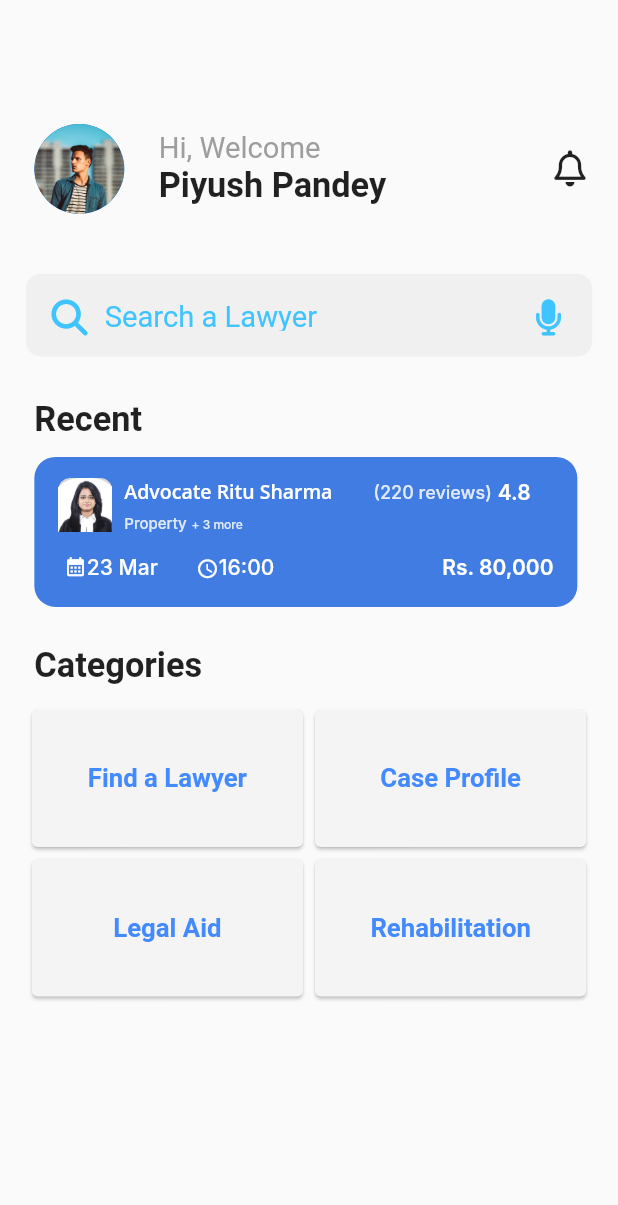
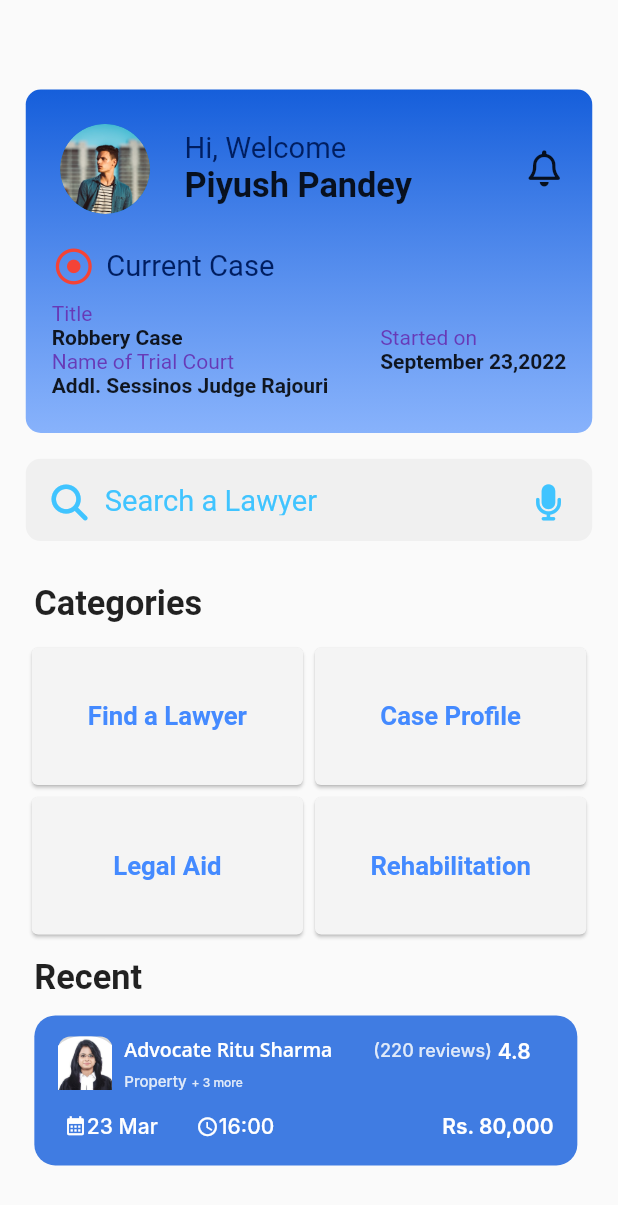
Before and after one commit to ShahnawazDev/nyay, a Flutter app: the HomePage screen opened directly, on a phone screen of 412 x 824 dp. Shown: the top 1205 px of the screen. Run offline on Flutter 3.47's test engine with Material 2 defaults, Android fonts, the phone set to English and light mode, and no system bars; our stand-ins replace flutter_native_splash, flutter_screenutil, font_awesome_flutter, google_nav_bar, introduction_screen; Roboto replaces fonts that are missing (Inter, Open Sans).

Commit message:
updated home page

```diff
--- a/lib/pages/home_page.dart
+++ b/lib/pages/home_page.dart
@@ -23,6 +23,25 @@ class _HomePageState extends State<HomePage> {
           SizedBox(
             height: 50.h,
           ),
+          Container(
+            margin: EdgeInsets.symmetric(horizontal: 15.w),
+            height: 200.w,
+            decoration: BoxDecoration(
+              // color: Colors.blueAccent,
+              gradient: const LinearGradient(
+                colors: [
+                  Color.fromRGBO(2, 81, 216, 0.92),
+                  Color.fromRGBO(97, 154, 252, 0.75)
+                ], // Adjust colors as needed
+                begin: Alignment.topCenter,
+                end: Alignment.bottomCenter,
+              ),
+              borderRadius: BorderRadius.circular(10),
+            ),
+            child: Column(
+              // mainAxisAlignment: MainAxisAlignment.start,
+              crossAxisAlignment: CrossAxisAlignment.start,
+              children: [
                 Row(
                   children: [
                     Padding(
@@ -41,8 +60,7 @@ class _HomePageState extends State<HomePage> {
                         children: [
                           Text(
                             "Hi, Welcome",
-                      style: TextStyle(color: Colors.grey, fontSize: 17.w),
-                    ),
+                        style: TextStyle(color: const Color.fromRGBO(0, 30, 97, 1),fontSize: 17.w),),
                           Text(
                             "Piyush Pandey",
                             style: TextStyle(
@@ -59,26 +77,68 @@ class _HomePageState extends State<HomePage> {
                     ),
                   ],
                 ),
-          const MySearchBar(),
                 Padding(
-            padding: EdgeInsets.symmetric(horizontal: 20.0.w, vertical: 10.0.w),
-            child: Text(
-              "Recent",
+                  padding: const EdgeInsets.only(left: 20),
+                  child: Row(
+                    children: [
+                      const FaIcon(
+                        FontAwesomeIcons.circleDot,
+                        color: Colors.red,
+                      ),
+                      Text(
+                        "  Current Case",
                         style: TextStyle(
-                fontSize: 20.w,
-                fontWeight: FontWeight.bold,
+                          color: const Color.fromRGBO(0, 30, 97, 1),
+                          fontSize: 17.w,
+                          // fontWeight: FontWeight.bold,
                         ),
                       ),
+                    ],
                   ),
-          const RecentLawyerCard(),
-          // Container(
-          //   margin: EdgeInsets.symmetric(horizontal: 15.0.w),
-          //   height: 90.h,
-          //   decoration: BoxDecoration(
-          //     color: Colors.blue,
-          //     borderRadius: BorderRadius.circular(15),
-          //   ),
-          // ),
+                ),
+                SizedBox(
+                  height: 10.w,
+                ),
+                const Row(
+                  mainAxisAlignment: MainAxisAlignment.spaceAround,
+                  children: [
+                    Column(
+                      crossAxisAlignment: CrossAxisAlignment.start,
+                      children: [
+                        Text("Title",
+                          style: TextStyle(color: Colors.deepPurple),),
+                        Text(
+                          "Robbery Case",
+                          style: TextStyle(fontWeight: FontWeight.bold),
+                        ),
+                        Text("Name of Trial Court",
+                          style: TextStyle(color: Colors.deepPurple),),
+                        Text(
+                          "Addl. Sessinos Judge Rajouri",
+                          style: TextStyle(fontWeight: FontWeight.bold),
+                        ),
+                      ],
+                    ),
+                    Column(
+                      crossAxisAlignment: CrossAxisAlignment.start,
+                      children: [
+                        Text(
+                          "Started on",
+                          style: TextStyle(color: Colors.deepPurple),
+                        ),
+                        Text(
+                          "September 23,2022",
+                          style: TextStyle(fontWeight: FontWeight.bold),
+                        )
+                      ],
+                    ),
+                  ],
+                )
+              ],
+            ),
+          ),
+          const MySearchBar(),
+
           Padding(
             padding: EdgeInsets.symmetric(horizontal: 20.0.w, vertical: 10.0.w),
             child: Text(
@@ -121,6 +181,25 @@ class _HomePageState extends State<HomePage> {
               ],
             ),
           ),
+          Padding(
+            padding: EdgeInsets.symmetric(horizontal: 20.0.w, vertical: 10.0.w),
+            child: Text(
+              "Recent",
+              style: TextStyle(
+                fontSize: 20.w,
+                fontWeight: FontWeight.bold,
+              ),
+            ),
+          ),
+          const RecentLawyerCard(),
+          // Container(
+          //   margin: EdgeInsets.symmetric(horizontal: 15.0.w),
+          //   height: 90.h,
+          //   decoration: BoxDecoration(
+          //     color: Colors.blue,
+          //     borderRadius: BorderRadius.circular(15),
+          //   ),
+          // ),
         ],
       ),
     ));
@@ -128,7 +207,8 @@ class _HomePageState extends State<HomePage> {
 }
 
 class CategoriesCard extends StatelessWidget {
-  const CategoriesCard({super.key, required this.text,required this.cardIndex});
+  const CategoriesCard(
+      {super.key, required this.text, required this.cardIndex});
 
   final String text;
   final int cardIndex;
@@ -145,10 +225,12 @@ class CategoriesCard extends StatelessWidget {
   Widget build(BuildContext context) {
     return Expanded(
       child: GestureDetector(
-        onTap: (){
+        onTap: () {
           if (destinationPages.containsKey(cardIndex)) {
             // Navigator.of(context).push(destinationPages[cardIndex]!,
-            Navigator.push(context,MaterialPageRoute(
+            Navigator.push(
+              context,
+              MaterialPageRoute(
                 builder: (context) => destinationPages[cardIndex]!,
               ),
             );
```
Lines whose indentation alone changed are shown as unchanged.
